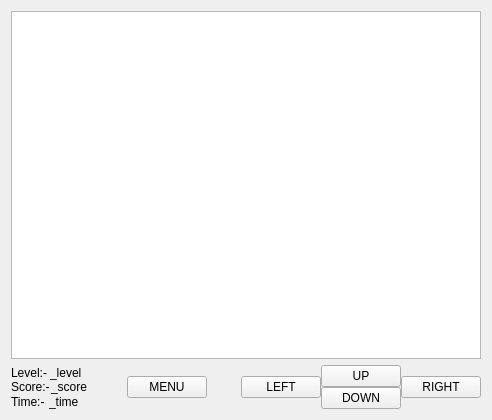
The window that mainwindow.ui (shults1981/fs4) describes before a commit, drawn with Qt 5.
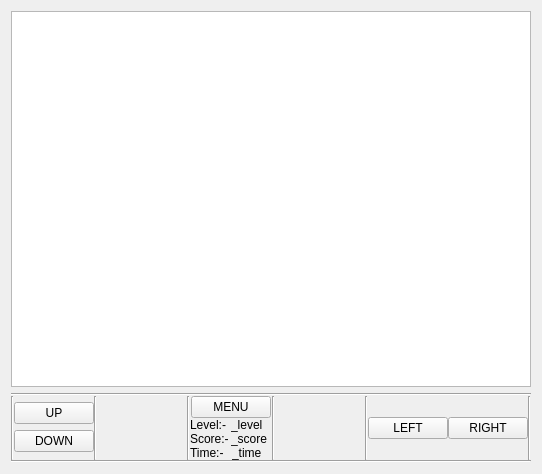
The same window after the commit.

The edit to the form file:
```diff
--- a/mainwindow.ui
+++ b/mainwindow.ui
@@ -9,8 +9,8 @@
    <rect>
     <x>0</x>
     <y>0</y>
-    <width>492</width>
-    <height>420</height>
+    <width>542</width>
+    <height>474</height>
    </rect>
   </property>
   <property name="sizePolicy">
@@ -44,6 +44,9 @@
   <property name="layoutDirection">
    <enum>Qt::LeftToRight</enum>
   </property>
+  <property name="autoFillBackground">
+   <bool>false</bool>
+  </property>
   <widget class="QWidget" name="centralWidget">
    <property name="sizePolicy">
     <sizepolicy hsizetype="Preferred" vsizetype="Preferred">
@@ -62,28 +65,183 @@
      <widget class="QGraphicsView" name="MoveFild"/>
     </item>
     <item row="1" column="0">
+     <layout class="QVBoxLayout" name="verticalLayout_3">
+      <property name="spacing">
+       <number>0</number>
+      </property>
+      <item>
+       <widget class="Line" name="line">
+        <property name="orientation">
+         <enum>Qt::Horizontal</enum>
+        </property>
+       </widget>
+      </item>
+      <item>
      <layout class="QHBoxLayout" name="horizontalLayout_3">
       <property name="spacing">
        <number>0</number>
       </property>
       <property name="sizeConstraint">
-       <enum>QLayout::SetMinAndMaxSize</enum>
+         <enum>QLayout::SetFixedSize</enum>
       </property>
       <item>
-       <layout class="QVBoxLayout" name="InfoGroup">
+         <widget class="Line" name="line_7">
+          <property name="orientation">
+           <enum>Qt::Vertical</enum>
+          </property>
+         </widget>
+        </item>
+        <item>
+         <layout class="QVBoxLayout" name="UpDown">
         <property name="spacing">
          <number>0</number>
         </property>
         <item>
-         <layout class="QHBoxLayout" name="horizontalLayout_4">
+           <widget class="QPushButton" name="Button_Up">
+            <property name="text">
+             <string>UP</string>
+            </property>
+            <property name="shortcut">
+             <string>Up</string>
+            </property>
+           </widget>
+          </item>
+          <item>
+           <widget class="QPushButton" name="Button_Down">
+            <property name="text">
+             <string>DOWN</string>
+            </property>
+            <property name="shortcut">
+             <string>Down</string>
+            </property>
+           </widget>
+          </item>
+         </layout>
+        </item>
+        <item>
+         <widget class="Line" name="line_2">
+          <property name="orientation">
+           <enum>Qt::Vertical</enum>
+          </property>
+         </widget>
+        </item>
+        <item>
+         <spacer name="horizontalSpacer_2">
+          <property name="orientation">
+           <enum>Qt::Horizontal</enum>
+          </property>
+          <property name="sizeType">
+           <enum>QSizePolicy::MinimumExpanding</enum>
+          </property>
+          <property name="sizeHint" stdset="0">
+           <size>
+            <width>90</width>
+            <height>20</height>
+           </size>
+          </property>
+         </spacer>
+        </item>
+        <item>
+         <widget class="Line" name="line_3">
+          <property name="orientation">
+           <enum>Qt::Vertical</enum>
+          </property>
+         </widget>
+        </item>
+        <item>
+         <layout class="QVBoxLayout" name="verticalLayout">
           <property name="spacing">
-           <number>1</number>
+           <number>0</number>
+          </property>
+          <property name="sizeConstraint">
+           <enum>QLayout::SetFixedSize</enum>
+          </property>
+          <item>
+           <layout class="QHBoxLayout" name="horizontalLayout_6">
+            <property name="spacing">
+             <number>0</number>
+            </property>
+            <item>
+             <layout class="QHBoxLayout" name="horizontalLayout_7">
+              <property name="spacing">
+               <number>0</number>
+              </property>
+              <item>
+               <spacer name="horizontalSpacer_4">
+                <property name="orientation">
+                 <enum>Qt::Horizontal</enum>
+                </property>
+                <property name="sizeHint" stdset="0">
+                 <size>
+                  <width>40</width>
+                  <height>20</height>
+                 </size>
+                </property>
+               </spacer>
+              </item>
+              <item>
+               <widget class="QPushButton" name="menu">
+                <property name="text">
+                 <string>MENU</string>
+                </property>
+                <property name="shortcut">
+                 <string>M</string>
+                </property>
+               </widget>
+              </item>
+              <item>
+               <spacer name="horizontalSpacer_3">
+                <property name="orientation">
+                 <enum>Qt::Horizontal</enum>
+                </property>
+                <property name="sizeHint" stdset="0">
+                 <size>
+                  <width>40</width>
+                  <height>20</height>
+                 </size>
+                </property>
+               </spacer>
+              </item>
+             </layout>
+            </item>
+           </layout>
+          </item>
+          <item>
+           <layout class="QVBoxLayout" name="verticalLayout_2">
+            <property name="spacing">
+             <number>0</number>
+            </property>
+            <item>
+             <layout class="QHBoxLayout" name="horizontalLayout_5">
+              <property name="spacing">
+               <number>0</number>
+              </property>
+              <property name="sizeConstraint">
+               <enum>QLayout::SetDefaultConstraint</enum>
+              </property>
+              <property name="leftMargin">
+               <number>0</number>
+              </property>
+              <property name="topMargin">
+               <number>0</number>
+              </property>
+              <property name="rightMargin">
+               <number>0</number>
+              </property>
+              <property name="bottomMargin">
+               <number>0</number>
           </property>
           <item>
            <widget class="QLabel" name="Level">
             <property name="text">
              <string>Level:-</string>
             </property>
+                <property name="wordWrap">
+                 <bool>false</bool>
+                </property>
+                <property name="openExternalLinks">
+                 <bool>false</bool>
+                </property>
            </widget>
           </item>
           <item>
@@ -98,7 +256,7 @@
         <item>
          <layout class="QHBoxLayout" name="horizontalLayout_2">
           <property name="spacing">
-           <number>1</number>
+               <number>0</number>
           </property>
           <item>
            <widget class="QLabel" name="Score">
@@ -117,9 +275,14 @@
          </layout>
         </item>
         <item>
-         <layout class="QHBoxLayout" name="horizontalLayout_5">
+             <layout class="QHBoxLayout" name="horizontalLayout">
           <property name="spacing">
            <number>0</number>
+              </property>
+              <item>
+               <layout class="QHBoxLayout" name="horizontalLayout_4">
+                <property name="spacing">
+                 <number>1</number>
           </property>
           <item>
            <widget class="QLabel" name="Time">
@@ -139,6 +302,17 @@
         </item>
        </layout>
       </item>
+           </layout>
+          </item>
+         </layout>
+        </item>
+        <item>
+         <widget class="Line" name="line_4">
+          <property name="orientation">
+           <enum>Qt::Vertical</enum>
+          </property>
+         </widget>
+        </item>
       <item>
        <spacer name="horizontalSpacer">
         <property name="orientation">
@@ -149,7 +323,7 @@
         </property>
         <property name="sizeHint" stdset="0">
          <size>
-          <width>40</width>
+            <width>90</width>
           <height>20</height>
          </size>
         </property>
@@ -160,28 +334,15 @@
         <property name="spacing">
          <number>0</number>
         </property>
-        <item>
-         <widget class="QPushButton" name="menu">
-          <property name="text">
-           <string>MENU</string>
+          <property name="sizeConstraint">
+           <enum>QLayout::SetDefaultConstraint</enum>
           </property>
-          <property name="shortcut">
-           <string>M</string>
-          </property>
-         </widget>
-        </item>
         <item>
-         <spacer name="horizontalSpacer_2">
+           <widget class="Line" name="line_5">
           <property name="orientation">
-           <enum>Qt::Horizontal</enum>
-          </property>
-          <property name="sizeHint" stdset="0">
-           <size>
-            <width>40</width>
-            <height>20</height>
-           </size>
-          </property>
-         </spacer>
+             <enum>Qt::Vertical</enum>
+            </property>
+           </widget>
         </item>
         <item>
          <widget class="QPushButton" name="Button_Left">
@@ -193,33 +354,6 @@
           </property>
          </widget>
         </item>
-        <item>
-         <layout class="QVBoxLayout" name="UpDown">
-          <property name="spacing">
-           <number>0</number>
-          </property>
-          <item>
-           <widget class="QPushButton" name="Button_Up">
-            <property name="text">
-             <string>UP</string>
-            </property>
-            <property name="shortcut">
-             <string>Up</string>
-            </property>
-           </widget>
-          </item>
-          <item>
-           <widget class="QPushButton" name="Button_Down">
-            <property name="text">
-             <string>DOWN</string>
-            </property>
-            <property name="shortcut">
-             <string>Down</string>
-            </property>
-           </widget>
-          </item>
-         </layout>
-        </item>
         <item>
          <widget class="QPushButton" name="Button_Right">
           <property name="sizePolicy">
@@ -236,11 +370,31 @@
           </property>
          </widget>
         </item>
+          <item>
+           <widget class="Line" name="line_8">
+            <property name="orientation">
+             <enum>Qt::Vertical</enum>
+            </property>
+           </widget>
+          </item>
        </layout>
       </item>
      </layout>
     </item>
-   </layout>
+      <item>
+       <widget class="Line" name="line_6">
+        <property name="orientation">
+         <enum>Qt::Horizontal</enum>
+        </property>
+       </widget>
+      </item>
+     </layout>
+    </item>
+   </layout>
+   <zorder>MoveFild</zorder>
+   <zorder></zorder>
+   <zorder></zorder>
+   <zorder>verticalLayoutWidget_2</zorder>
   </widget>
  </widget>
  <layoutdefault spacing="6" margin="11"/>
```
Left out of the diff: 2 changed lines with no effect on the pictures. Lines whose indentation alone changed are shown as unchanged.
